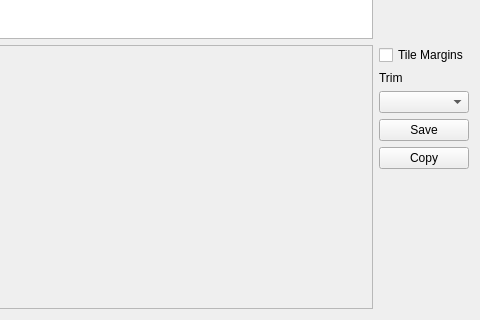
Before: the Qt Designer form qt/tabsprite.ui in Lupinzar/gssex, drawn with Qt 5; both pictures show x 253 to 733 and y 164 to 484 of the 733 by 484 pixel window.
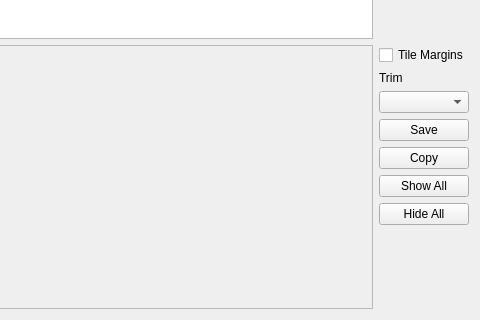
After: the same form once the commit is applied. Icons and pictures are not drawn.

Commit message: hide/show all sprites feature

The edit to the form file:
```diff
--- a/qt/tabsprite.ui
+++ b/qt/tabsprite.ui
@@ -190,6 +190,20 @@
        </property>
       </widget>
      </item>
+     <item>
+      <widget class="QPushButton" name="show_all_button">
+       <property name="text">
+        <string>Show All</string>
+       </property>
+      </widget>
+     </item>
+     <item>
+      <widget class="QPushButton" name="hide_all_button">
+       <property name="text">
+        <string>Hide All</string>
+       </property>
+      </widget>
+     </item>
      <item>
       <spacer name="verticalSpacer_2">
        <property name="orientation">
```
The commit also changes 1 other file.
